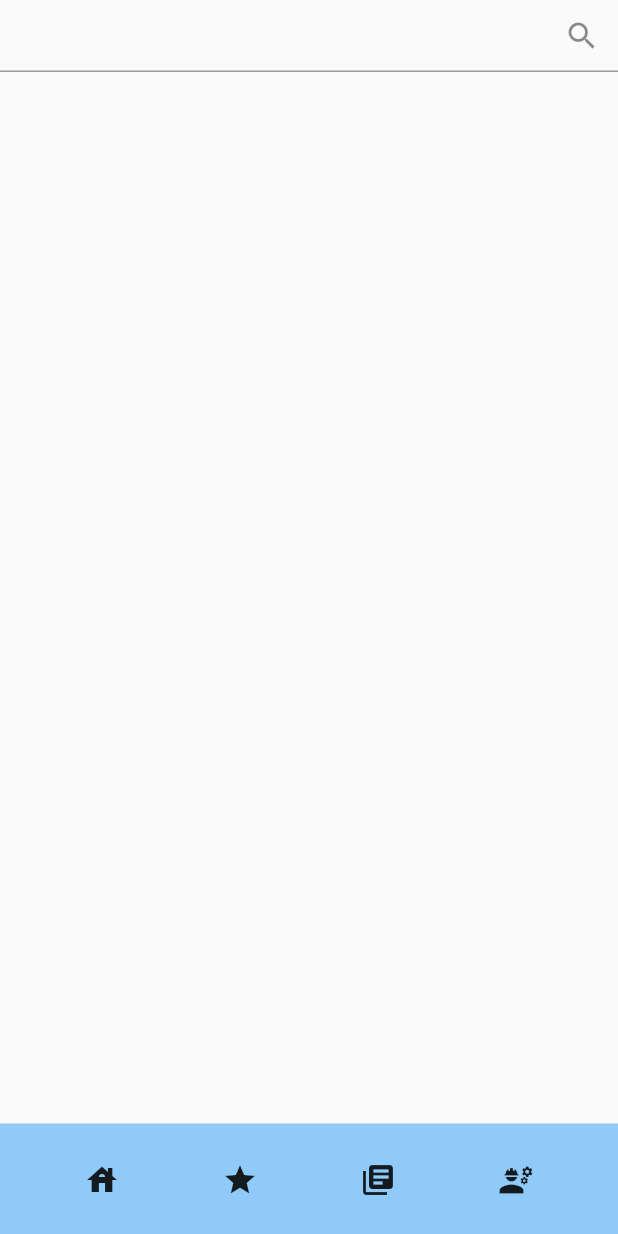
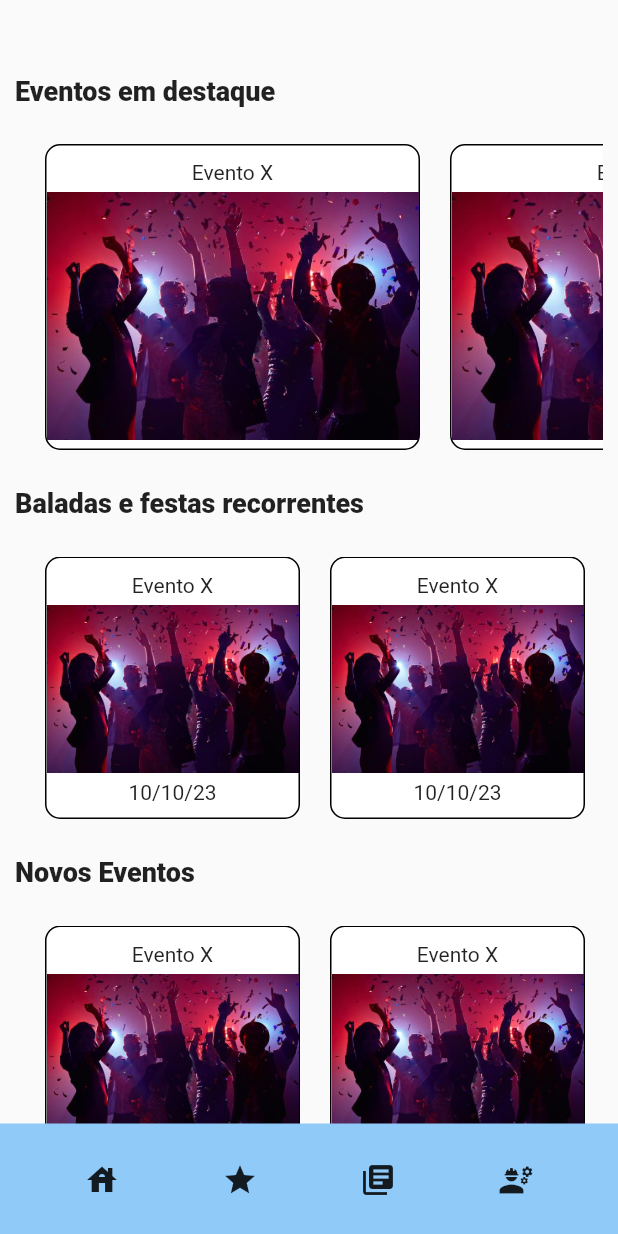
Before and after one commit to lucascidao/party_app, a Flutter app: the HomeView screen opened by its route, on a phone screen of 412 x 824 dp. Run offline on Flutter 3.47's test engine with Material 2 defaults, Android fonts, the light colour scheme and no system bars; our stand-ins replace stacked, stacked_services, stacked_shared.

Commit message:
Wip:Home Lists

```diff
--- a/lib/ui/views/home/home_view.dart
+++ b/lib/ui/views/home/home_view.dart
@@ -1,6 +1,5 @@
 import 'package:flutter/material.dart';
 import 'package:stacked/stacked.dart';
-import 'package:party_app/ui/common/app_colors.dart';
 import 'package:party_app/ui/common/ui_helpers.dart';
 
 import 'home_viewmodel.dart';
@@ -17,28 +16,154 @@ class HomeView extends StackedView<HomeViewModel> {
     return Scaffold(
       body: SafeArea(
         child: Padding(
-          padding: const EdgeInsets.symmetric(horizontal: 0),
+          padding: const EdgeInsets.symmetric(horizontal: 10),
+          child: SingleChildScrollView(
             child: Column(
               mainAxisSize: MainAxisSize.max,
               children: [
-              TextFormField(
-                decoration: const InputDecoration(
-                    contentPadding: EdgeInsets.only(top: 20),
-                    suffixIcon: Icon(Icons.search)),
+                verticalSpaceLarge,
+                const Row(
+                  children: [
+                    Text(
+                      'Eventos em destaque',
+                      style:
+                          TextStyle(fontWeight: FontWeight.w800, fontSize: 18),
+                    ),
+                  ],
                 ),
                 verticalSpaceMedium,
                 Container(
-                width: MediaQuery.of(context).size.width,
-                decoration: const BoxDecoration(
-                    color: Colors.lightBlueAccent,
-                    borderRadius: BorderRadius.only(
-                        topLeft: Radius.circular(20),
-                        topRight: Radius.circular(20))),
-                child: const Row(
-                  children: [],
+                  padding: const EdgeInsets.only(left: 20),
+                  height: 204,
+                  child: Flexible(
+                    child: ListView.builder(
+                      itemCount: viewModel.items.length,
+                      scrollDirection: Axis.horizontal,
+                      shrinkWrap: true,
+                      itemBuilder: (context, index) {
+                        return Container(
+                          width: 250,
+                          height: 190,
+                          margin: const EdgeInsets.only(right: 20),
+                          padding: const EdgeInsets.only(top: 10),
+                          decoration: BoxDecoration(
+                              border: Border.all(color: Colors.black),
+                              color: const Color.fromARGB(255, 255, 255, 255),
+                              borderRadius:
+                                  const BorderRadius.all(Radius.circular(10))),
+                          child: Column(children: [
+                            const Text('Evento X'),
+                            verticalSpaceTiny,
+                            Image.asset(
+                              'assets/images/party.jpg',
+                              fit: BoxFit.contain,
+                            ),
+                            verticalSpaceTiny,
+                          ]),
+                        );
+                      },
                     ),
                   ),
+                ),
+                verticalSpaceMedium,
+                const Row(
+                  children: [
+                    Text(
+                      "Baladas e festas recorrentes",
+                      style:
+                          TextStyle(fontWeight: FontWeight.w800, fontSize: 18),
+                    ),
                   ],
+                ),
+                verticalSpaceMedium,
+                Container(
+                  padding: const EdgeInsets.only(left: 20),
+                  height: 175,
+                  child: Flexible(
+                    child: ListView.builder(
+                      itemCount: viewModel.items.length,
+                      scrollDirection: Axis.horizontal,
+                      shrinkWrap: true,
+                      itemBuilder: (context, index) {
+                        return Container(
+                          width: 170,
+                          height: 210,
+                          margin: const EdgeInsets.only(right: 20),
+                          padding: const EdgeInsets.only(top: 10),
+                          decoration: BoxDecoration(
+                              border: Border.all(color: Colors.black),
+                              color: const Color.fromARGB(255, 255, 255, 255),
+                              borderRadius:
+                                  const BorderRadius.all(Radius.circular(10))),
+                          child: Column(children: [
+                            const Text('Evento X'),
+                            verticalSpaceTiny,
+                            Image.asset(
+                              'assets/images/party.jpg',
+                              fit: BoxFit.fill,
+                            ),
+                            verticalSpaceTiny,
+                            const Text(
+                              "10/10/23",
+                              textAlign: TextAlign.end,
+                            )
+                          ]),
+                        );
+                      },
+                    ),
+                  ),
+                ),
+                verticalSpaceMedium,
+                const Row(
+                  children: [
+                    Text(
+                      "Novos Eventos",
+                      style:
+                          TextStyle(fontWeight: FontWeight.w800, fontSize: 18),
+                    ),
+                  ],
+                ),
+                verticalSpaceMedium,
+                Container(
+                  padding: const EdgeInsets.only(left: 20),
+                  height: 175,
+                  child: Flexible(
+                    child: ListView.builder(
+                      itemCount: viewModel.items.length,
+                      scrollDirection: Axis.horizontal,
+                      shrinkWrap: true,
+                      itemBuilder: (context, index) {
+                        return Container(
+                          width: 170,
+                          height: 200,
+                          margin: const EdgeInsets.only(right: 20),
+                          padding: const EdgeInsets.only(top: 10),
+                          decoration: BoxDecoration(
+                              border: Border.all(color: Colors.black),
+                              color: const Color.fromARGB(255, 255, 255, 255),
+                              borderRadius:
+                                  const BorderRadius.all(Radius.circular(10))),
+                          child: Column(children: [
+                            const Text('Evento X'),
+                            verticalSpaceTiny,
+                            Image.asset(
+                              'assets/images/party.jpg',
+                              fit: BoxFit.fill,
+                            ),
+                            verticalSpaceTiny,
+                            const Text(
+                              "10/10",
+                              textAlign: TextAlign.end,
+                            )
+                          ]),
+                        );
+                      },
+                    ),
+                  ),
+                ),
+                verticalSpaceSmall
+              ],
+            ),
           ),
         ),
       ),
--- a/lib/ui/views/home/home_viewmodel.dart
+++ b/lib/ui/views/home/home_viewmodel.dart
@@ -8,6 +8,7 @@ import 'package:stacked_services/stacked_services.dart';
 class HomeViewModel extends BaseViewModel {
   final _dialogService = locator<DialogService>();
   final _bottomSheetService = locator<BottomSheetService>();
+  final List<String> items = List.generate(20, (index) => 'Item $index');
 
   String get counterLabel => 'Counter is: $_counter';
 
--- a/lib/ui/views/login/login_view.dart
+++ b/lib/ui/views/login/login_view.dart
@@ -47,7 +47,10 @@ class LoginView extends StackedView<LoginViewModel> {
               OutlinedButton(
                   onPressed: viewModel.homePage, child: const Text("Login")),
               TextButton(
-                  onPressed: () {}, child: const Text("Esqueceu sua senha?"))
+                  onPressed: () {}, child: const Text("Esqueceu sua senha?")),
+              TextButton(
+                  onPressed: () {},
+                  child: const Text("Não tem uma conta? Cadastre-se aqui"))
             ],
           ),
         ),
--- a/pubspec.yaml
+++ b/pubspec.yaml
@@ -22,3 +22,5 @@ dev_dependencies:
 
 flutter:
   uses-material-design: true
+  assets:
+      - assets/images/
```
Also changed, not shown: assets/images/party.jpg (added). Lines whose indentation alone changed are shown as unchanged.
